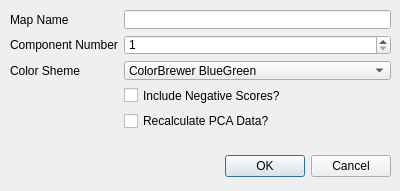
Above: principalcomponentsdialog.ui from VespucciProject/Vespucci before the change. Below: the same form after it.
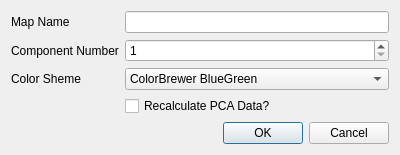
That is the form after the change.

Diff of the .ui file:
```diff
--- a/principalcomponentsdialog.ui
+++ b/principalcomponentsdialog.ui
@@ -7,41 +7,13 @@
     <x>0</x>
     <y>0</y>
     <width>400</width>
-    <height>191</height>
+    <height>142</height>
    </rect>
   </property>
   <property name="windowTitle">
    <string>Dialog</string>
   </property>
-  <widget class="QDialogButtonBox" name="buttonBox">
-   <property name="geometry">
-    <rect>
-     <x>50</x>
-     <y>150</y>
-     <width>341</width>
-     <height>32</height>
-    </rect>
-   </property>
-   <property name="orientation">
-    <enum>Qt::Horizontal</enum>
-   </property>
-   <property name="standardButtons">
-    <set>QDialogButtonBox::Cancel|QDialogButtonBox::Ok</set>
-   </property>
-  </widget>
-  <widget class="QWidget" name="formLayoutWidget">
-   <property name="geometry">
-    <rect>
-     <x>10</x>
-     <y>10</y>
-     <width>381</width>
-     <height>121</height>
-    </rect>
-   </property>
    <layout class="QFormLayout" name="formLayout">
-    <property name="fieldGrowthPolicy">
-     <enum>QFormLayout::AllNonFixedFieldsGrow</enum>
-    </property>
     <item row="0" column="0">
      <widget class="QLabel" name="label">
       <property name="text">
@@ -76,13 +48,6 @@
       </property>
      </widget>
     </item>
-    <item row="3" column="1">
-     <widget class="QCheckBox" name="checkBox">
-      <property name="text">
-       <string>Include Negative Scores?</string>
-      </property>
-     </widget>
-    </item>
     <item row="2" column="1">
      <widget class="QComboBox" name="gradientComboBox">
       <property name="toolTip">
@@ -288,15 +253,24 @@
       </item>
      </widget>
     </item>
-    <item row="4" column="1">
+   <item row="3" column="1">
      <widget class="QCheckBox" name="recalculateCheckBox">
       <property name="text">
        <string>Recalculate PCA Data?</string>
       </property>
      </widget>
     </item>
-   </layout>
-  </widget>
+   <item row="4" column="1">
+    <widget class="QDialogButtonBox" name="buttonBox">
+     <property name="orientation">
+      <enum>Qt::Horizontal</enum>
+     </property>
+     <property name="standardButtons">
+      <set>QDialogButtonBox::Cancel|QDialogButtonBox::Ok</set>
+     </property>
+    </widget>
+   </item>
+  </layout>
  </widget>
  <resources/>
  <connections>
```
Lines whose indentation alone changed are shown as unchanged.
